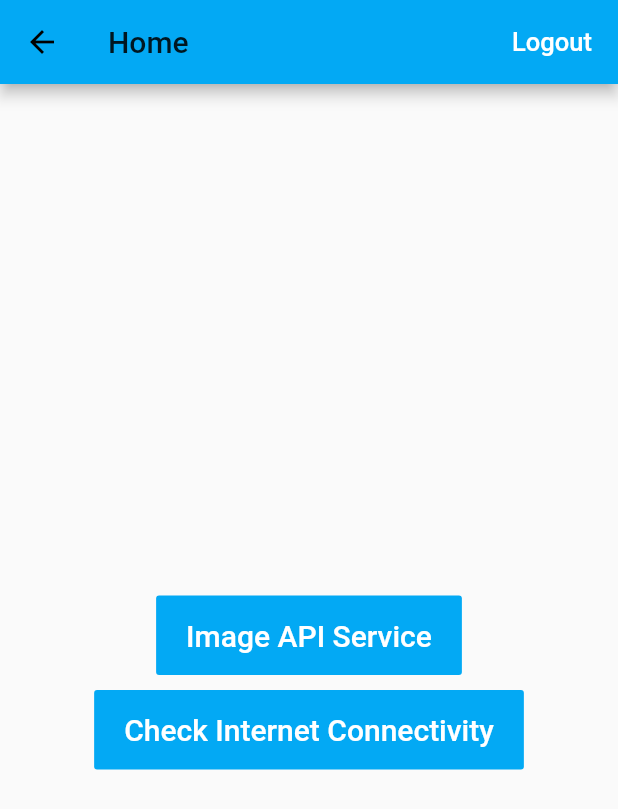
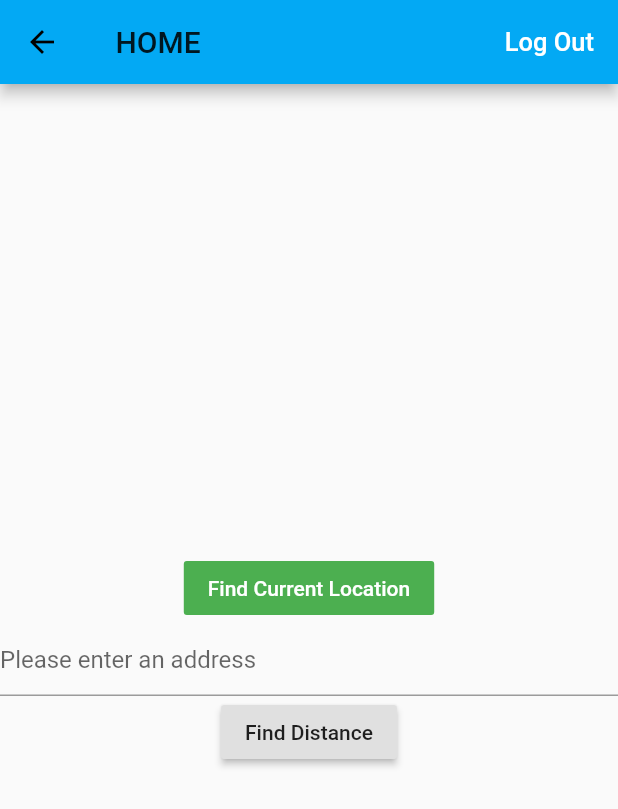
Before and after one commit to Hard-Coder05/30-Days-GFG, a Flutter app: the HomePage screen opened directly, on a phone screen of 412 x 824 dp. Shown: the top 809 px of the screen. Run offline on Flutter 3.47's test engine with Material 2 defaults, Android fonts, the light colour scheme and no system bars; our stand-ins replace firebase_auth, geolocator; accounts and stored records are empty.

Commit message:
Distance Feature Added

```diff
--- a/lib/pages/home_page.dart
+++ b/lib/pages/home_page.dart
@@ -1,7 +1,8 @@
 import 'package:flutter/material.dart';
 import 'dart:async';
+import 'package:flutterdelivery/services/authentication.dart';
+import 'package:geolocator/geolocator.dart';
 
-import 'package:flutterdelivery/services/authentication.dart';
 class HomePage extends StatefulWidget {
   HomePage({Key key, this.auth, this.userId, this.logoutCallback})
       : super(key: key);
@@ -11,11 +12,18 @@ class HomePage extends StatefulWidget {
   @override
   State<StatefulWidget> createState() => new _HomePageState();
 }
+
 class _HomePageState extends State<HomePage> {
+  final Geolocator geolocator = Geolocator()..forceAndroidLocationManager=true;
+
+  Position _currentPosition;
+  String _currentAddress;
+
   @override
   void initState() {
     super.initState();
   }
+
   signOut() async {
     try {
       await widget.auth.signOut();
@@ -24,22 +32,17 @@ class _HomePageState extends State<HomePage> {
       print(e);
     }
   }
-  Future navigateToNewPage(context) async {
-    /// Navigator.push(context, MaterialPageRoute(builder: (context) =>NewPage() ));
-  }
-  Future navigateToImageAPI(context) async {
-    /// Navigator.push(context, MaterialPageRoute(builder: (context) => DataPage()));
-  }
+
   @override
   Widget build(BuildContext context) {
     return WillPopScope(
       onWillPop: _onBackPressed,
       child: new Scaffold(
         appBar: new AppBar(
-          title: new Text('Home'),
+          title: new Text(' HOME '),
           actions: <Widget>[
             new FlatButton(
-                child: new Text('Logout',
+                child: new Text('Log Out',
                     style: new TextStyle(fontSize: 17.0, color: Colors.white)),
                 onPressed: signOut)
           ],
@@ -50,27 +53,26 @@ class _HomePageState extends State<HomePage> {
               child: Column(
                 mainAxisAlignment: MainAxisAlignment.center,
                 children: <Widget>[
-                  Padding(padding: const EdgeInsets.fromLTRB(0.0, 30.0, 0.0, 0.0),),
-                  Center(
-                    child: FlatButton(child: Text("Image API Service",style: TextStyle(color: Colors.white,fontSize: 20.0),),
-                      onPressed: () {navigateToImageAPI(context);},
-                      color: Colors.lightBlue,
-                      colorBrightness: Brightness.dark,
-                      disabledColor:Colors.blueGrey,
-                      highlightColor: Colors.red,
-                      padding: EdgeInsets.symmetric(
-                          horizontal: 20.0, vertical: 15.0),),
+                  if (_currentAddress != null) Text(_currentAddress),
+                  FlatButton(
+                    child: Text("Find Current Location",style: TextStyle(color: Colors.white)),
+                    color: Colors.green,
+                    onPressed: () {
+                      _getCurrentLocation();
+                    },
                   ),
-                  Padding(padding: const EdgeInsets.fromLTRB(0.0, 10.0, 0.0, 0.0),),
-                  FlatButton(
-                    child: Text("Check Internet Connectivity",style: TextStyle(color: Colors.white,fontSize: 20.0),),
-                    onPressed: () {navigateToNewPage(context);},
-                    color: Colors.lightBlue,
-                    colorBrightness: Brightness.dark,
-                    disabledColor:Colors.blueGrey,
-                    highlightColor: Colors.red,
-                    padding: EdgeInsets.symmetric(
-                        horizontal: 20.0, vertical: 15.0),
+                  TextField(
+                    decoration:
+                    const InputDecoration(hintText: 'Please enter an address'),
+                    controller: _addressTextController,
+                  ),
+                  if (_distance != null) Text(_distance),
+                  RaisedButton(
+                    child: const Text('Find Distance'),
+                    onPressed: () {
+                      _onLookupCoordinatesPressed(context);
+                      _onCalculatePressed();
+                    },
                   ),
                 ],
               ),
@@ -80,6 +82,82 @@ class _HomePageState extends State<HomePage> {
       ),
     );
   }
+
+  final Geolocator _geolocator = Geolocator();
+  final TextEditingController _addressTextController = TextEditingController();
+
+  List<String> _placemarkCoords = [];
+  Placemark pos;
+  Future<void> _onLookupCoordinatesPressed(BuildContext context) async {
+    final List<Placemark> placemarks = await Future(
+            () => _geolocator.placemarkFromAddress(_addressTextController.text))
+        .catchError((onError) {
+      Scaffold.of(context).showSnackBar(SnackBar(
+        content: Text(onError.toString()),
+      ));
+      return Future.value(List<Placemark>());
+    });
+
+    if (placemarks != null && placemarks.isNotEmpty) {
+      pos = placemarks[0];
+      final List<String> coords = placemarks
+          .map((placemark) =>
+      pos.position?.latitude.toString() +
+          ', ' +
+          pos.position?.longitude.toString())
+          .toList();
+      setState(() {
+        _placemarkCoords = coords;
+      });
+    }
+  }
+String _distance;
+  Future<void> _onCalculatePressed() async {
+
+    final double startLatitude = double.parse(pos.position?.latitude.toString());
+    final double startLongitude = double.parse(pos.position?.longitude.toString());
+    final double endLatitude = double.parse(_currentPosition.latitude.toString());
+    final double endLongitude = double.parse(_currentPosition.longitude.toString());
+
+    final double distance = await Geolocator().distanceBetween(
+        startLatitude, startLongitude, endLatitude, endLongitude);
+    setState(() {
+      _distance = distance.toString();
+    });
+  }
+
+  _getCurrentLocation() {
+    geolocator
+        .getCurrentPosition(desiredAccuracy: LocationAccuracy.best)
+        .then((Position position) {
+      setState(() {
+        _currentPosition = position;
+      });
+
+      _getAddressFromLatLng();
+    }).catchError((e) {
+      print(e);
+    });
+  }
+
+  _getAddressFromLatLng() async {
+    try {
+      List<Placemark> p = await geolocator.placemarkFromCoordinates(
+          _currentPosition.latitude, _currentPosition.longitude);
+
+      Placemark place = p[0];
+
+      setState(() {
+        _currentAddress =
+        "${place.administrativeArea}, ${place.postalCode}, ${place.country}";
+      });
+    } catch (e) {
+      print(e);
+    }
+  }
+
+
+
   Future<bool> _onBackPressed() {
     return showDialog(
       context: context,
--- a/lib/pages/login_signup_page.dart
+++ b/lib/pages/login_signup_page.dart
@@ -1,5 +1,6 @@
 import 'package:flutter/material.dart';
 import 'package:flutterdelivery/services/authentication.dart';
+
 class LoginSignupPage extends StatefulWidget {
   LoginSignupPage({this.auth, this.loginCallback});
   final BaseAuth auth;
@@ -7,7 +8,9 @@ class LoginSignupPage extends StatefulWidget {
   @override
   State<StatefulWidget> createState() => new _LoginSignupPageState();
 }
+
 class _LoginSignupPageState extends State<LoginSignupPage> {
+
   final _formKey = new GlobalKey<FormState>();
   String _email;
   String _password;
@@ -16,6 +19,7 @@ class _LoginSignupPageState extends State<LoginSignupPage> {
   bool _isLoading;
   bool _passwordVisible;
   String _data;
+
   bool validateAndSave() {
     final form = _formKey.currentState;
     if (form.validate()) {
@@ -24,6 +28,7 @@ class _LoginSignupPageState extends State<LoginSignupPage> {
     }
     return false;
   }
+
   void validateAndSubmit() async {
     setState(() {
       _errorMessage = "";
@@ -56,6 +61,7 @@ class _LoginSignupPageState extends State<LoginSignupPage> {
       }
     }
   }
+
   @override
   void initState() {
     _passwordVisible = false;
@@ -64,16 +70,19 @@ class _LoginSignupPageState extends State<LoginSignupPage> {
     _isLoginForm = true;
     super.initState();
   }
+
   void resetForm() {
     _formKey.currentState.reset();
     _errorMessage = "";
   }
+
   void toggleFormMode() {
     resetForm();
     setState(() {
       _isLoginForm = !_isLoginForm;
     });
   }
+
   @override
   Widget build(BuildContext context) {
     if(_isLoginForm){
@@ -96,6 +105,7 @@ class _LoginSignupPageState extends State<LoginSignupPage> {
           )),
     );
   }
+
   Widget _showCircularProgress() {
     if (_isLoading) {
       return buildWaitingScreen();
@@ -105,6 +115,7 @@ class _LoginSignupPageState extends State<LoginSignupPage> {
       width: 0.0,
     );
   }
+
   Widget _showForm() {
     return new Container(
         padding: EdgeInsets.all(16.0),
@@ -123,6 +134,7 @@ class _LoginSignupPageState extends State<LoginSignupPage> {
           ),
         ));
   }
+
   Widget showErrorMessage() {
     if (_errorMessage.length > 0 && _errorMessage != null) {
       return new Text(
@@ -139,6 +151,7 @@ class _LoginSignupPageState extends State<LoginSignupPage> {
       );
     }
   }
+
   Widget showLogo() {
     return new Hero(
       tag: 'hero',
@@ -150,16 +163,18 @@ class _LoginSignupPageState extends State<LoginSignupPage> {
           child: CircleAvatar(
             backgroundColor: Colors.transparent,
             radius: 100.0,
-            child: Image.asset('assets/ecell.jpeg'),
+            child: Image.asset('assets/aker.jpg'),
           ),
         ),
       ),
     );
   }
+
   var _emailController = TextEditingController();
   var _pwdController = TextEditingController();
   final FocusNode _emailFocus = FocusNode();
   final FocusNode _pwdFocus = FocusNode();
+
   Widget showEmailInput() {
     return Padding(
       padding: const EdgeInsets.fromLTRB(0.0, 40.0, 0.0, 0.0),
@@ -184,6 +199,7 @@ class _LoginSignupPageState extends State<LoginSignupPage> {
       ),
     );
   }
+
   Widget showPasswordInput() {
     return Padding(
       padding: const EdgeInsets.fromLTRB(0.0, 15.0, 0.0, 0.0),
@@ -222,10 +238,12 @@ class _LoginSignupPageState extends State<LoginSignupPage> {
       ),
     );
   }
+
   _fieldFocusChange(BuildContext context, FocusNode currentFocus,FocusNode nextFocus) {
     currentFocus.unfocus();
     FocusScope.of(context).requestFocus(nextFocus);
   }
+
   Widget showSecondaryButton() {
     return new FlatButton(
         child: new Text(
@@ -233,6 +251,7 @@ class _LoginSignupPageState extends State<LoginSignupPage> {
             style: new TextStyle(fontSize: 18.0, fontWeight: FontWeight.w300)),
         onPressed: toggleFormMode);
   }
+
   Widget showPrimaryButton() {
     return new Padding(
         padding: EdgeInsets.fromLTRB(0.0, 45.0, 0.0, 0.0),
@@ -249,6 +268,7 @@ class _LoginSignupPageState extends State<LoginSignupPage> {
           ),
         ));
   }
+
   Future<bool> _onBackPressed() {
     return showDialog(
       context: context,
@@ -274,6 +294,7 @@ class _LoginSignupPageState extends State<LoginSignupPage> {
       },
     ) ?? false;
   }
+
   Widget buildWaitingScreen() {
     return Scaffold(
       body: Stack(
@@ -296,7 +317,7 @@ class _LoginSignupPageState extends State<LoginSignupPage> {
                         backgroundColor: Colors.white,
                         radius: 120.0,
                         child: CircleAvatar(
-                          backgroundImage: AssetImage("assets/ecell.jpeg"),
+                          backgroundImage: AssetImage("assets/aker.jpg"),
                           radius: 100.0,
                         ),
                       ),
--- a/lib/pages/root_page.dart
+++ b/lib/pages/root_page.dart
@@ -58,6 +58,7 @@ class _RootPageState extends State<RootPage> {
         fit: StackFit.expand,
         children: <Widget>[
           Container(
+
             decoration: BoxDecoration(
                 color: Colors.lightBlue),
           ),
@@ -74,7 +75,7 @@ class _RootPageState extends State<RootPage> {
                         backgroundColor: Colors.white,
                         radius: 120.0,
                         child: CircleAvatar(
-                          backgroundImage: AssetImage("assets/ecell.jpeg"),
+                          backgroundImage: AssetImage("assets/aker.jpg"),
                           radius: 100.0,
                         ),
                       ),
```
Also changed, not shown: pubspec.yaml (+4 -3 lines), assets/aker.jpg (added), assets/akerbg.jpeg (added), pubspec.lock, 1 other file.
